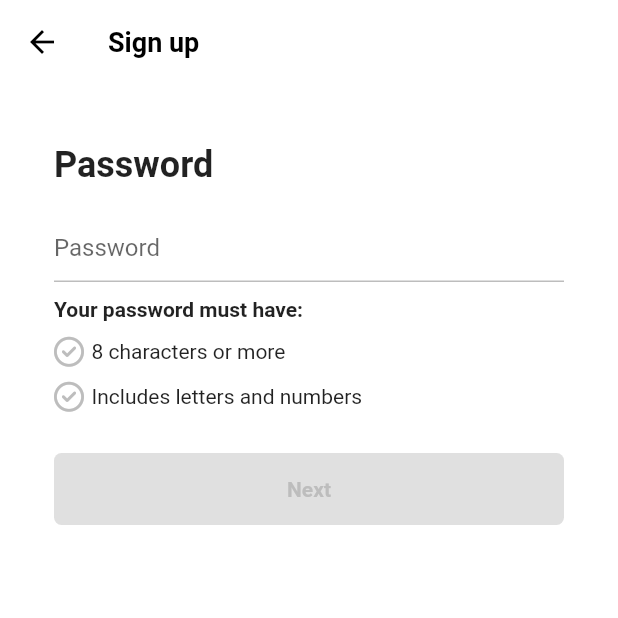
After one commit to jiunson/tiktok_clone_2nd, a Flutter app: the PasswordScreen screen opened directly, on a phone screen of 412 x 824 dp, the top half of it. The commit adds this screen. Run offline on Flutter 3.47's test engine with Material 2 defaults, Android fonts, the phone set to English and light mode, and no system bars; our stand-ins replace font_awesome_flutter.

Commit message:
#4.7 Password Screen

```diff
--- /dev/null
+++ b/lib/features/authentication/password_screen.dart
@@ -0,0 +1,184 @@
+import 'package:flutter/material.dart';
+import 'package:font_awesome_flutter/font_awesome_flutter.dart';
+import 'package:tiktok_clone_2nd/constants/gaps.dart';
+import 'package:tiktok_clone_2nd/constants/sizes.dart';
+import 'package:tiktok_clone_2nd/features/authentication/birthday_screen.dart';
+import 'package:tiktok_clone_2nd/features/authentication/widgets/form_button.dart';
+
+class PasswordScreen extends StatefulWidget {
+  const PasswordScreen({super.key});
+
+  @override
+  State<PasswordScreen> createState() => _EmailScreenState();
+}
+
+class _EmailScreenState extends State<PasswordScreen> {
+  final TextEditingController _passwordController = TextEditingController();
+
+  String _password = "";
+  bool _obscureText = true; // 비밀번호 보기 숨기
+
+  @override
+  void initState() {
+    super.initState();
+
+    _passwordController.addListener(() {
+      setState(() {
+        _password = _passwordController.text;
+      });
+    });
+  }
+
+  @override
+  void dispose() {
+    _passwordController.dispose();
+    super.dispose();
+  }
+
+  bool _isPasswordValid() {
+    if (_password.isEmpty) return false;
+    final regExp = RegExp(
+        r"^(?=.*[A-Za-z])(?=.*\d)[A-Za-z\d]{8,}$"); // 최소 8자, 하나 이상의 문자와 하나의 숫자
+    if (!regExp.hasMatch(_password)) {
+      return false;
+    }
+    return true;
+  }
+
+  void _onScaffoldTap() {
+    FocusScope.of(context).unfocus();
+  }
+
+  void _onSubmit() {
+    if (_password.isEmpty || _isPasswordValid()) return;
+    Navigator.push(
+      context,
+      MaterialPageRoute(
+        builder: (context) => const BirthdayScreen(),
+      ),
+    );
+  }
+
+  void _onClearTap() {
+    _passwordController.clear(); // 입력 값을 삭제한다.
+  }
+
+  void _toggleObscureText() {
+    _obscureText = !_obscureText;
+    setState(() {});
+  }
+
+  @override
+  Widget build(BuildContext context) {
+    return GestureDetector(
+      onTap: _onScaffoldTap,
+      child: Scaffold(
+        appBar: AppBar(
+          title: const Text("Sign up"),
+        ),
+        body: Padding(
+          padding: const EdgeInsets.symmetric(
+            horizontal: Sizes.size36,
+          ),
+          child: Column(
+            crossAxisAlignment: CrossAxisAlignment.start,
+            children: [
+              Gaps.v40,
+              const Text(
+                "Password",
+                style: TextStyle(
+                  fontSize: Sizes.size24,
+                  fontWeight: FontWeight.w700,
+                ),
+              ),
+              Gaps.v16,
+              TextField(
+                controller: _passwordController,
+                onEditingComplete: _onSubmit,
+                obscureText: _obscureText,
+                decoration: InputDecoration(
+                  hintText: "Password",
+                  enabledBorder: UnderlineInputBorder(
+                    borderSide: BorderSide(
+                      color: Colors.grey.shade400,
+                    ),
+                  ),
+                  focusedBorder: UnderlineInputBorder(
+                    borderSide: BorderSide(
+                      color: Colors.grey.shade400,
+                    ),
+                  ),
+                  suffix: Row(
+                    mainAxisSize: MainAxisSize.min,
+                    children: [
+                      GestureDetector(
+                        onTap: _onClearTap,
+                        child: FaIcon(
+                          FontAwesomeIcons.solidCircleXmark,
+                          color: Colors.grey.shade500,
+                          size: Sizes.size20,
+                        ),
+                      ),
+                      Gaps.h16,
+                      GestureDetector(
+                        onTap: _toggleObscureText,
+                        child: FaIcon(
+                          _obscureText
+                              ? FontAwesomeIcons.eye
+                              : FontAwesomeIcons.eyeSlash,
+                          color: Colors.grey.shade500,
+                          size: Sizes.size20,
+                        ),
+                      ),
+                    ],
+                  ),
+                ),
+                cursorColor: Theme.of(context).primaryColor,
+              ),
+              Gaps.v10,
+              const Text(
+                "Your password must have:",
+                style: TextStyle(fontWeight: FontWeight.bold),
+              ),
+              Gaps.v10,
+              Row(
+                children: [
+                  FaIcon(
+                    FontAwesomeIcons.circleCheck,
+                    size: Sizes.size20,
+                    color: _isPasswordValid()
+                        ? Colors.green
+                        : Colors.grey.shade400,
+                  ),
+                  Gaps.h5,
+                  const Text("8 characters or more")
+                ],
+              ),
+              Gaps.v10,
+              Row(
+                children: [
+                  FaIcon(
+                    FontAwesomeIcons.circleCheck,
+                    size: Sizes.size20,
+                    color: _isPasswordValid()
+                        ? Colors.green
+                        : Colors.grey.shade400,
+                  ),
+                  Gaps.h5,
+                  const Text("Includes letters and numbers")
+                ],
+              ),
+              Gaps.v28,
+              GestureDetector(
+                onTap: _onSubmit,
+                child: FormButton(
+                  disabled: !_isPasswordValid(),
+                ),
+              ),
+            ],
+          ),
+        ),
+      ),
+    );
+  }
+}
--- a/lib/features/authentication/widgets/form_button.dart
+++ b/lib/features/authentication/widgets/form_button.dart
@@ -26,7 +26,7 @@
         child: AnimatedDefaultTextStyle(
           duration: const Duration(milliseconds: 500),
           style: TextStyle(
-            color: disabled ? Colors.grey.shade300 : Colors.white,
+            color: disabled ? Colors.grey.shade400 : Colors.white,
             fontWeight: FontWeight.w600,
           ),
           child: const Text(
```
Also changed, not shown: lib/features/authentication/birthday_screen.dart (added, +10 -0 lines), lib/features/authentication/email_screen.dart (+49 -7 lines).
